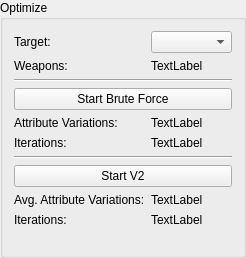
Before: the Qt Designer form src/app/optimize_widget.ui in hanslhansl/elden-ring-damage-optimizer, drawn with Qt 5.
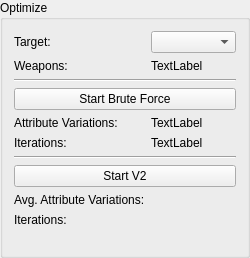
After: the same form once the commit is applied.

Commit message: add custom splitter handle

```diff
--- a/src/app/optimize_widget.ui
+++ b/src/app/optimize_widget.ui
@@ -6,7 +6,7 @@
    <rect>
     <x>0</x>
     <y>0</y>
-    <width>246</width>
+    <width>250</width>
     <height>258</height>
    </rect>
   </property>
@@ -95,7 +95,7 @@
      <item row="8" column="1">
       <widget class="QLabel" name="v2_variations_label">
        <property name="text">
-        <string>TextLabel</string>
+        <string/>
        </property>
       </widget>
      </item>
@@ -109,7 +109,7 @@
      <item row="9" column="1">
       <widget class="QLabel" name="v2_iterations_label">
        <property name="text">
-        <string>TextLabel</string>
+        <string/>
        </property>
       </widget>
      </item>
```
The commit also changes 2 other files.
